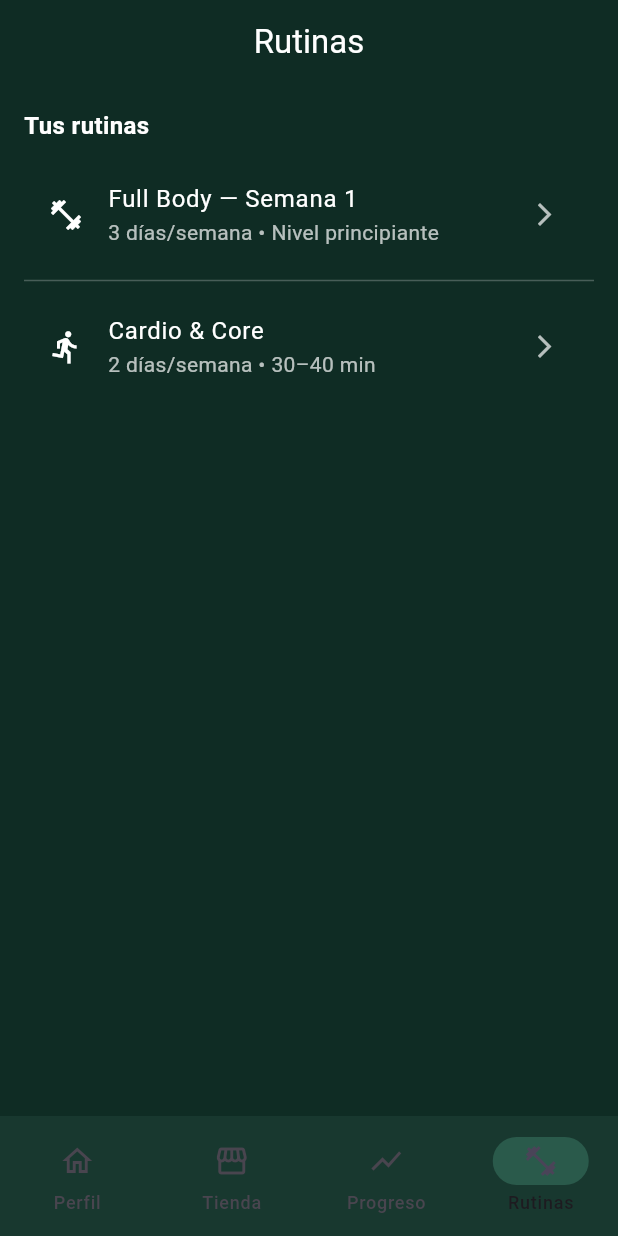
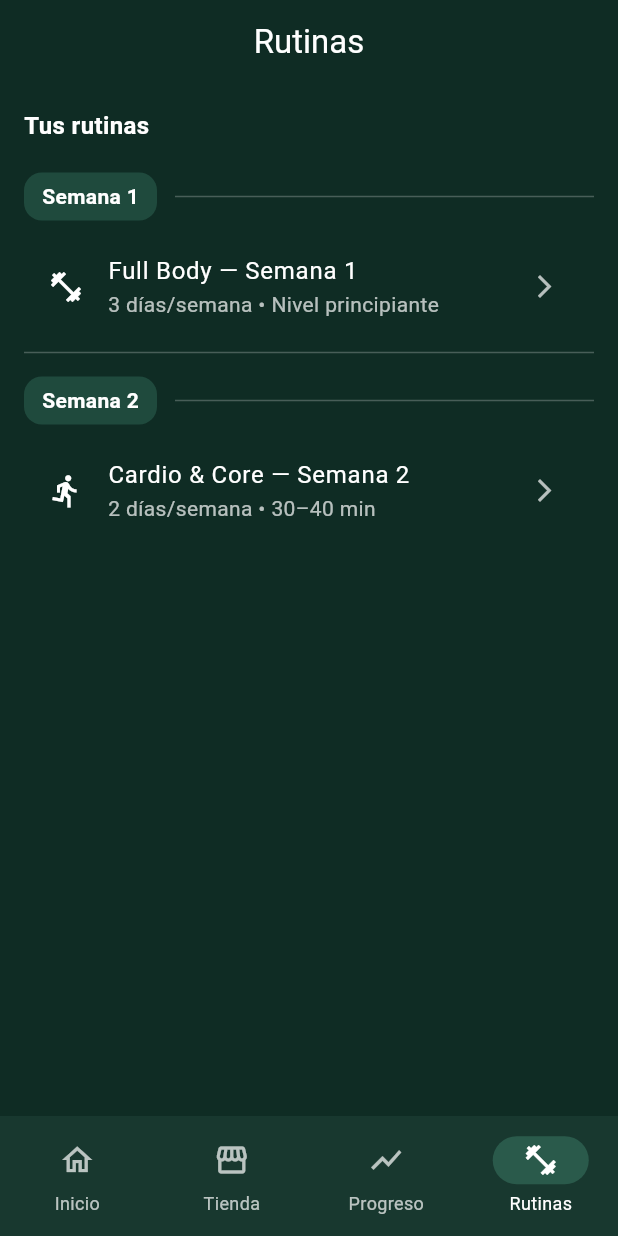
Before and after one commit to FitMeEasy/fitmeeasy, a Flutter app: the RoutinesScreen screen opened directly, on a phone screen of 412 x 824 dp. Run offline on Flutter 3.47's test engine with Material 3 defaults, Android fonts, the phone set to English and light mode, and no system bars.

Commit message:
feat(routines): dividir por semanas y routine detaile screen creada

```diff
--- a/lib/screens/routines_screen.dart
+++ b/lib/screens/routines_screen.dart
@@ -1,3 +1,4 @@
+import 'package:fitmeeasy/screens/details/routine_detail_screen.dart';
 import 'package:flutter/material.dart';
 import 'profile_screen.dart'; // para volver a Home desde la bottom bar
 
@@ -15,8 +16,26 @@ class RoutinesScreen extends StatelessWidget {
         title: const Text('Rutinas'),
         centerTitle: true,
       ),
-      bottomNavigationBar: NavigationBar(
-        selectedIndex: 3,
+      bottomNavigationBar: NavigationBarTheme(
+        data: NavigationBarThemeData(
+          labelTextStyle: WidgetStateProperty.resolveWith<TextStyle?>(
+            (states) => TextStyle(
+              color: states.contains(WidgetState.selected)
+                  ? Colors.white
+                  : Colors.white70,
+              fontSize: 12,
+            ),
+          ),
+          iconTheme: WidgetStateProperty.resolveWith<IconThemeData?>(
+            (states) => IconThemeData(
+              color: states.contains(WidgetState.selected)
+                  ? Colors.white
+                  : Colors.white70,
+            ),
+          ),
+        ),
+        child: NavigationBar(
+          selectedIndex: 3, // Rutinas
           onDestinationSelected: (i) {
             if (i == 0) {
               Navigator.of(context).pushReplacement(
@@ -28,13 +47,13 @@ class RoutinesScreen extends StatelessWidget {
               );
             }
           },
-        backgroundColor: const Color(0xFF18382F),
-        indicatorColor: const Color(0xFF2A5A4B),
+          backgroundColor: const Color(0xFF18382F), // mismo que Home
+          indicatorColor: const Color(0xFF2A5A4B), // mismo que Home
           destinations: const [
             NavigationDestination(
               icon: Icon(Icons.home_outlined),
               selectedIcon: Icon(Icons.home),
-            label: 'Perfil',
+              label: 'Inicio',
             ),
             NavigationDestination(
               icon: Icon(Icons.storefront_outlined),
@@ -53,13 +72,14 @@ class RoutinesScreen extends StatelessWidget {
             ),
           ],
         ),
+      ),
 
       // en el siguiente paso pondremos la bottom bar y el contenido
       body: Padding(
         padding: const EdgeInsets.all(16),
         child: ListView(
-          children: const [
-            Text(
+          children: [
+            const Text(
               'Tus rutinas',
               style: TextStyle(
                 color: Colors.white,
@@ -67,28 +87,53 @@ class RoutinesScreen extends StatelessWidget {
                 fontSize: 16,
               ),
             ),
-            SizedBox(height: 12),
+            const SizedBox(height: 12),
+            _weekHeader('Semana 1'),
+
             ListTile(
-              leading: Icon(Icons.fitness_center, color: Colors.white),
-              title: Text(
+              onTap: () {
+                Navigator.of(context).push(
+                  MaterialPageRoute(
+                    builder: (_) => const RoutineDetailScreen(
+                      title: 'Full Body — Semana 1',
+                      meta: '3 días/semana · Nivel principiante',
+                    ),
+                  ),
+                );
+              },
+
+              leading: const Icon(Icons.fitness_center, color: Colors.white),
+              title: const Text(
                 'Full Body — Semana 1',
                 style: TextStyle(color: Colors.white),
               ),
-              subtitle: Text(
+              subtitle: const Text(
                 '3 días/semana • Nivel principiante',
                 style: TextStyle(color: Colors.white70),
               ),
-              trailing: Icon(
+              trailing: const Icon(
                 Icons.arrow_forward_ios,
                 color: Colors.white70,
                 size: 18,
               ),
             ),
-            Divider(color: Colors.white24),
+            const Divider(color: Colors.white24),
+             _weekHeader('Semana 2'),
             ListTile(
+              onTap: () {
+                Navigator.of(context).push(
+                  MaterialPageRoute(
+                    builder: (_) => const RoutineDetailScreen(
+                      title: 'Cardio & Core — Semana 2',
+                      meta: '2 días/semana · 30–40 min',
+                    ),
+                  ),
+                );
+              },
+
               leading: Icon(Icons.directions_run, color: Colors.white),
               title: Text(
-                'Cardio & Core',
+                'Cardio & Core — Semana 2',
                 style: TextStyle(color: Colors.white),
               ),
               subtitle: Text(
@@ -106,4 +151,31 @@ class RoutinesScreen extends StatelessWidget {
       ),
     );
   }
+
+  Widget _weekHeader(String text) {
+    return Padding(
+      padding: const EdgeInsets.only(top: 8, bottom: 8),
+      child: Row(
+        children: [
+          Container(
+            padding: const EdgeInsets.symmetric(horizontal: 12, vertical: 6),
+            decoration: BoxDecoration(
+              color: const Color(0xFF1F4A3D),
+              borderRadius: BorderRadius.circular(12),
+            ),
+            child: Text(
+              text,
+              style: const TextStyle(
+                color: Colors.white,
+                fontWeight: FontWeight.w700,
+              ),
+            ),
+          ),
+          const SizedBox(width: 12),
+          // línea que se estira para separar visualmente
+          Expanded(child: Container(height: 1, color: Colors.white24)),
+        ],
+      ),
+    );
   }
+}
```
Also changed, not shown: lib/screens/details/routine_detail_screen.dart (added, +147 -0 lines). Lines whose indentation alone changed are shown as unchanged.
